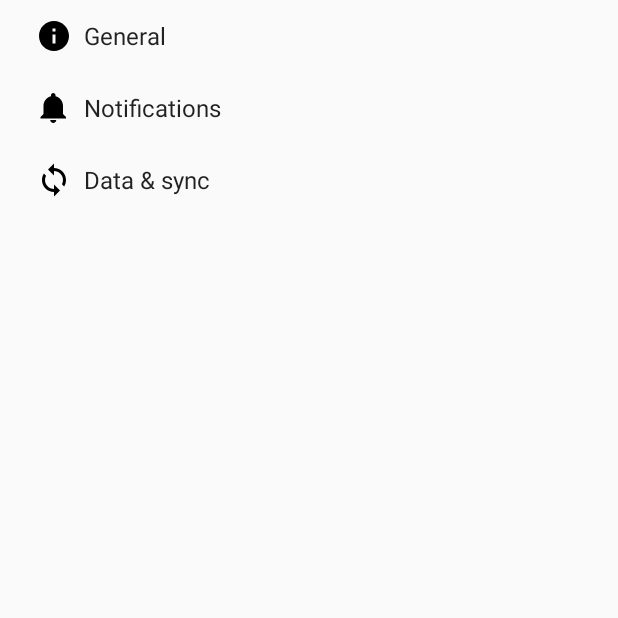
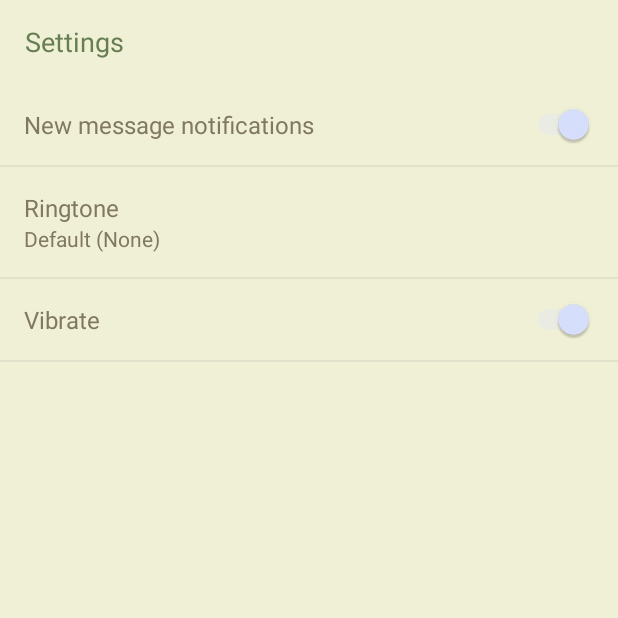
Before and after one commit to davidshi1997/Grow, an Android app: the SettingsActivity screen opened directly, with no data from a screen before it, on a phone screen of 412 x 824 dp, the top half of it. Run offline under Robolectric (Android 15) with nearby library versions, the phone set to English and light mode, and no system bars; Roboto replaces fonts that are not available here.

Commit message:
changed to single view settings and formatted color

```diff
--- a/app/src/main/AndroidManifest.xml
+++ b/app/src/main/AndroidManifest.xml
@@ -24,7 +24,7 @@
         <activity
             android:name=".SettingsActivity"
             android:label="@string/title_activity_settings"
-            android:theme="@style/AppTheme.NoActionBar" />
+            android:theme="@style/PreferenceTheme" />
 
         <meta-data
             android:name="preloaded_fonts"
--- a/app/src/main/res/values/styles.xml
+++ b/app/src/main/res/values/styles.xml
@@ -17,4 +17,24 @@
 
     <style name="AppTheme.PopupOverlay" parent="ThemeOverlay.AppCompat.Light" />
 
+
+    <style name="CustomActionBar" parent="@android:style/Widget.Holo.Light.ActionBar">
+        <item name="android:logo">@android:color/transparent</item>
+        <item name="android:background">#AFD5E5</item>
+        <item name="android:titleTextStyle">@style/AppTheme.TitleTextStyle</item>
+    </style>
+
+    <style name="AppTheme.TitleTextStyle" parent="@android:style/TextAppearance.Holo.Widget.ActionBar.Title">
+        <item name="android:textColor">#677E52</item>
+    </style>
+
+    <style name="PreferenceTheme">
+        <item name="android:actionBarStyle">@style/CustomActionBar</item>
+        <item name="android:background">#F0F0D7</item>
+        <item name="android:textColor">#817862</item>
+        <item name="android:textColorSecondary">#817862</item>
+        <item name="windowActionBar">false</item>
+        <item name="windowNoTitle">true</item>
+    </style>
+
 </resources>
--- a/app/src/main/res/xml/pref_data_sync.xml
+++ /dev/null
@@ -1,21 +0,0 @@
-<PreferenceScreen xmlns:android="http://schemas.android.com/apk/res/android">
-
-    <!-- NOTE: Hide buttons to simplify the UI. Users can touch outside the dialog to
-         dismiss it. -->
-    <!-- NOTE: ListPreference's summary should be set to its value by the activity code. -->
-    <ListPreference
-        android:defaultValue="180"
-        android:entries="@array/pref_sync_frequency_titles"
-        android:entryValues="@array/pref_sync_frequency_values"
-        android:key="sync_frequency"
-        android:negativeButtonText="@null"
-        android:positiveButtonText="@null"
-        android:title="@string/pref_title_sync_frequency" />
-
-    <!-- This preference simply launches an intent when selected. Use this UI sparingly, per
-         design guidelines. -->
-    <Preference android:title="@string/pref_title_system_sync_settings">
-        <intent android:action="android.settings.SYNC_SETTINGS" />
-    </Preference>
-
-</PreferenceScreen>
--- a/app/src/main/res/xml/pref_general.xml
+++ /dev/null
@@ -1,33 +0,0 @@
-<PreferenceScreen xmlns:android="http://schemas.android.com/apk/res/android">
-
-    <SwitchPreference
-        android:defaultValue="true"
-        android:key="example_switch"
-        android:summary="@string/pref_description_social_recommendations"
-        android:title="@string/pref_title_social_recommendations" />
-
-    <!-- NOTE: EditTextPreference accepts EditText attributes. -->
-    <!-- NOTE: EditTextPreference's summary should be set to its value by the activity code. -->
-    <EditTextPreference
-        android:capitalize="words"
-        android:defaultValue="@string/pref_default_display_name"
-        android:inputType="textCapWords"
-        android:key="example_text"
-        android:maxLines="1"
-        android:selectAllOnFocus="true"
-        android:singleLine="true"
-        android:title="@string/pref_title_display_name" />
-
-    <!-- NOTE: Hide buttons to simplify the UI. Users can touch outside the dialog to
-         dismiss it. -->
-    <!-- NOTE: ListPreference's summary should be set to its value by the activity code. -->
-    <ListPreference
-        android:defaultValue="-1"
-        android:entries="@array/pref_example_list_titles"
-        android:entryValues="@array/pref_example_list_values"
-        android:key="example_list"
-        android:negativeButtonText="@null"
-        android:positiveButtonText="@null"
-        android:title="@string/pref_title_add_friends_to_messages" />
-
-</PreferenceScreen>
--- a/app/src/main/res/xml/pref_headers.xml
+++ /dev/null
@@ -1,20 +0,0 @@
-<preference-headers xmlns:android="http://schemas.android.com/apk/res/android">
-
-    <!-- These settings headers are only used on tablets. -->
-
-    <header
-        android:fragment="com.amazingapps.davidmaisy.grow.SettingsActivity$GeneralPreferenceFragment"
-        android:icon="@drawable/ic_info_black_24dp"
-        android:title="@string/pref_header_general" />
-
-    <header
-        android:fragment="com.amazingapps.davidmaisy.grow.SettingsActivity$NotificationPreferenceFragment"
-        android:icon="@drawable/ic_notifications_black_24dp"
-        android:title="@string/pref_header_notifications" />
-
-    <header
-        android:fragment="com.amazingapps.davidmaisy.grow.SettingsActivity$DataSyncPreferenceFragment"
-        android:icon="@drawable/ic_sync_black_24dp"
-        android:title="@string/pref_header_data_sync" />
-
-</preference-headers>
--- a/app/src/main/res/xml/pref_notification.xml
+++ b/app/src/main/res/xml/pref_notification.xml
@@ -1,4 +1,7 @@
-<PreferenceScreen xmlns:android="http://schemas.android.com/apk/res/android">
+<PreferenceScreen xmlns:android="http://schemas.android.com/apk/res/android"
+    android:layout_width="match_parent"
+    android:layout_height="match_parent"
+    android:background="#feffe2">
 
     <!-- A 'parent' preference, which enables/disables child preferences (below)
          when checked/unchecked. -->
```
Also changed, not shown: app/src/main/java/com/amazingapps/davidmaisy/grow/SettingsActivity.java (+3 -94 lines).
